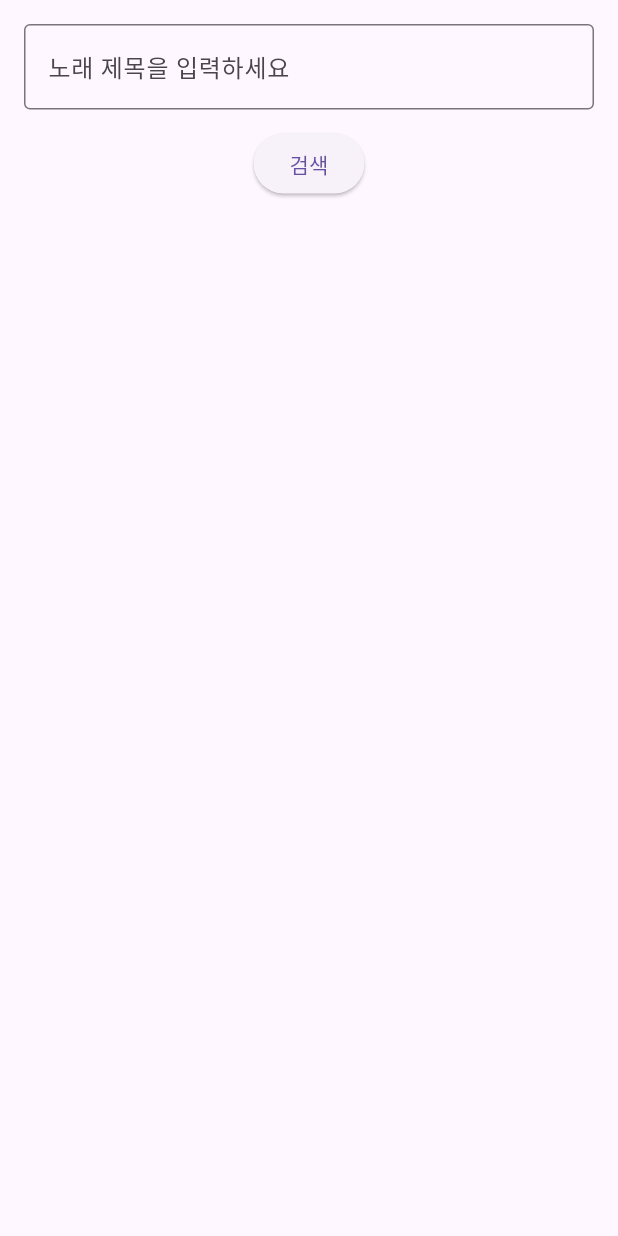
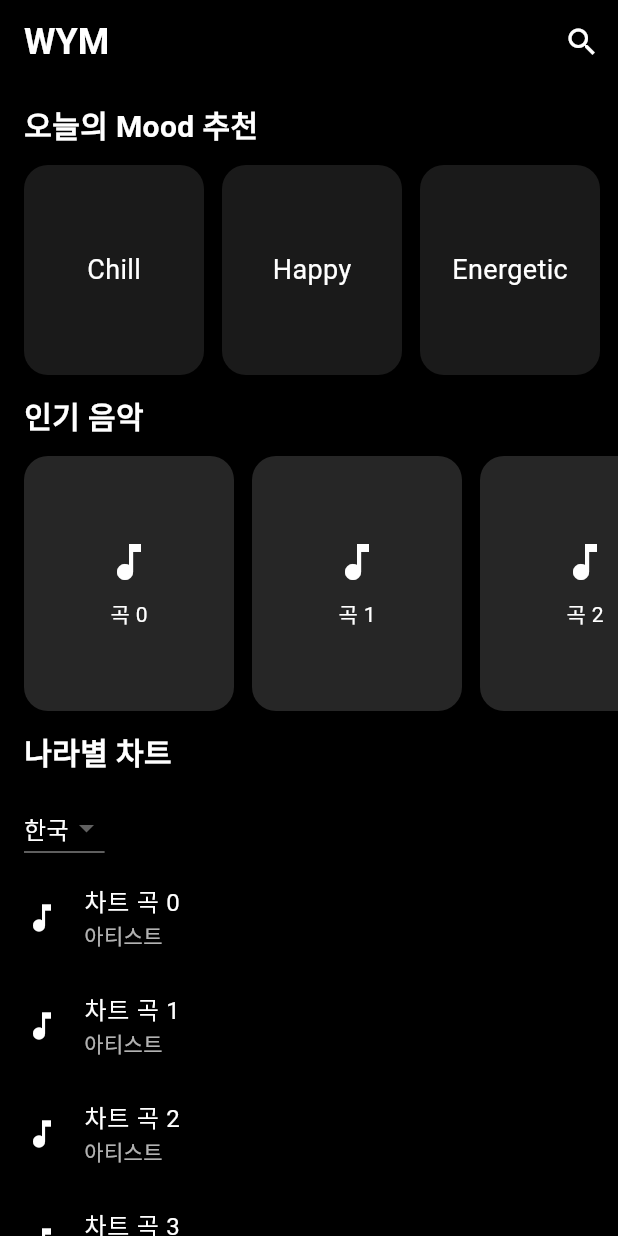
Before and after one commit to jhw030306/wym, a Flutter app: the screen it shows after launch, on a phone screen of 412 x 824 dp. Run offline on Flutter 3.47's test engine with Material 3 defaults, Android fonts, the light colour scheme and no system bars.

Commit message:
feat(home) : 홈 페이지 ui 제작

```diff
--- a/lib/features/home/home_page.dart
+++ b/lib/features/home/home_page.dart
@@ -0,0 +1,171 @@
+import 'package:flutter/material.dart';
+
+class HomePage extends StatelessWidget {
+  const HomePage({super.key});
+
+  @override
+  Widget build(BuildContext context) {
+    return Scaffold(
+      backgroundColor: Colors.black,
+      appBar: AppBar(
+        backgroundColor: Colors.black,
+        elevation: 0,
+        title: const Text(
+          "WYM",
+          style: TextStyle(
+            color: Colors.white,
+            fontSize: 24,
+            fontWeight: FontWeight.bold,
+          ),
+        ),
+        actions: [
+          IconButton(
+            icon: const Icon(Icons.search, color: Colors.white),
+            onPressed: () {
+              // TODO: 검색 페이지로 이동
+            },
+          ),
+        ],
+      ),
+      body: SingleChildScrollView(
+        child: Column(
+          crossAxisAlignment: CrossAxisAlignment.start,
+          children: [
+            _sectionTitle("오늘의 Mood 추천"),
+            _moodSection(),
+
+            _sectionTitle("인기 음악"),
+            _popularSection(),
+
+            _sectionTitle("나라별 차트"),
+            _countryChartSection(),
+          ],
+        ),
+      ),
+    );
+  }
+
+  Widget _sectionTitle(String text) {
+    return Padding(
+      padding: const EdgeInsets.symmetric(horizontal: 16, vertical: 12),
+      child: Text(
+        text,
+        style: const TextStyle(
+          color: Colors.white,
+          fontSize: 20,
+          fontWeight: FontWeight.bold,
+        ),
+      ),
+    );
+  }
+
+  // Mood 추천 섹션
+  Widget _moodSection() {
+    final moods = ["Chill", "Happy", "Energetic", "Sad"];
+
+    return SizedBox(
+      height: 140,
+      child: ListView.builder(
+        scrollDirection: Axis.horizontal,
+        padding: const EdgeInsets.symmetric(horizontal: 16),
+        itemCount: moods.length,
+        itemBuilder: (context, index) {
+          return Container(
+            width: 120,
+            margin: const EdgeInsets.only(right: 12),
+            decoration: BoxDecoration(
+              borderRadius: BorderRadius.circular(16),
+              color: Colors.white.withOpacity(0.1),
+            ),
+            child: Center(
+              child: Text(
+                moods[index],
+                style: const TextStyle(color: Colors.white, fontSize: 18),
+              ),
+            ),
+          );
+        },
+      ),
+    );
+  }
+
+  // 인기 음악 섹션
+  Widget _popularSection() {
+    final items = List.generate(10, (index) => "곡 $index");
+
+    return SizedBox(
+      height: 170,
+      child: ListView.builder(
+        scrollDirection: Axis.horizontal,
+        padding: const EdgeInsets.symmetric(horizontal: 16),
+        itemCount: items.length,
+        itemBuilder: (context, index) {
+          return Container(
+            width: 140,
+            margin: const EdgeInsets.only(right: 12),
+            decoration: BoxDecoration(
+              borderRadius: BorderRadius.circular(16),
+              color: Colors.white.withOpacity(0.15),
+            ),
+            child: Column(
+              mainAxisAlignment: MainAxisAlignment.center,
+              children: [
+                const Icon(Icons.music_note, color: Colors.white, size: 32),
+                const SizedBox(height: 8),
+                Text(items[index], style: const TextStyle(color: Colors.white)),
+              ],
+            ),
+          );
+        },
+      ),
+    );
+  }
+
+  // 나라별 차트 섹션
+  Widget _countryChartSection() {
+    final countries = ["한국", "일본", "미국", "영국"];
+
+    return Column(
+      crossAxisAlignment: CrossAxisAlignment.start,
+      children: [
+        // 드롭다운
+        Padding(
+          padding: const EdgeInsets.symmetric(horizontal: 16),
+          child: DropdownButton<String>(
+            dropdownColor: Colors.grey[900],
+            value: countries.first,
+            items: countries
+                .map(
+                  (c) => DropdownMenuItem(
+                    value: c,
+                    child: Text(c, style: const TextStyle(color: Colors.white)),
+                  ),
+                )
+                .toList(),
+            onChanged: (v) {},
+          ),
+        ),
+
+        // 리스트
+        ListView.builder(
+          shrinkWrap: true,
+          physics: const NeverScrollableScrollPhysics(),
+          itemCount: 5,
+          itemBuilder: (context, index) {
+            return ListTile(
+              leading: const Icon(Icons.music_note, color: Colors.white),
+              title: Text(
+                "차트 곡 $index",
+                style: const TextStyle(color: Colors.white),
+              ),
+              subtitle: const Text(
+                "아티스트",
+                style: TextStyle(color: Colors.white70),
+              ),
+            );
+          },
+        ),
+      ],
+    );
+  }
+}
--- a/lib/main.dart
+++ b/lib/main.dart
@@ -1,5 +1,5 @@
 import 'package:flutter/material.dart';
-import 'features/search/search_view.dart';
+import 'features/home/home_page.dart';
 
 void main() {
   runApp(const MyApp());
@@ -14,7 +14,7 @@ class MyApp extends StatelessWidget {
       title: 'Music Mood App',
       debugShowCheckedModeBanner: false,
       theme: ThemeData(primarySwatch: Colors.blue),
-      home: SearchView(),
+      home: HomePage(),
     );
   }
 }
```
